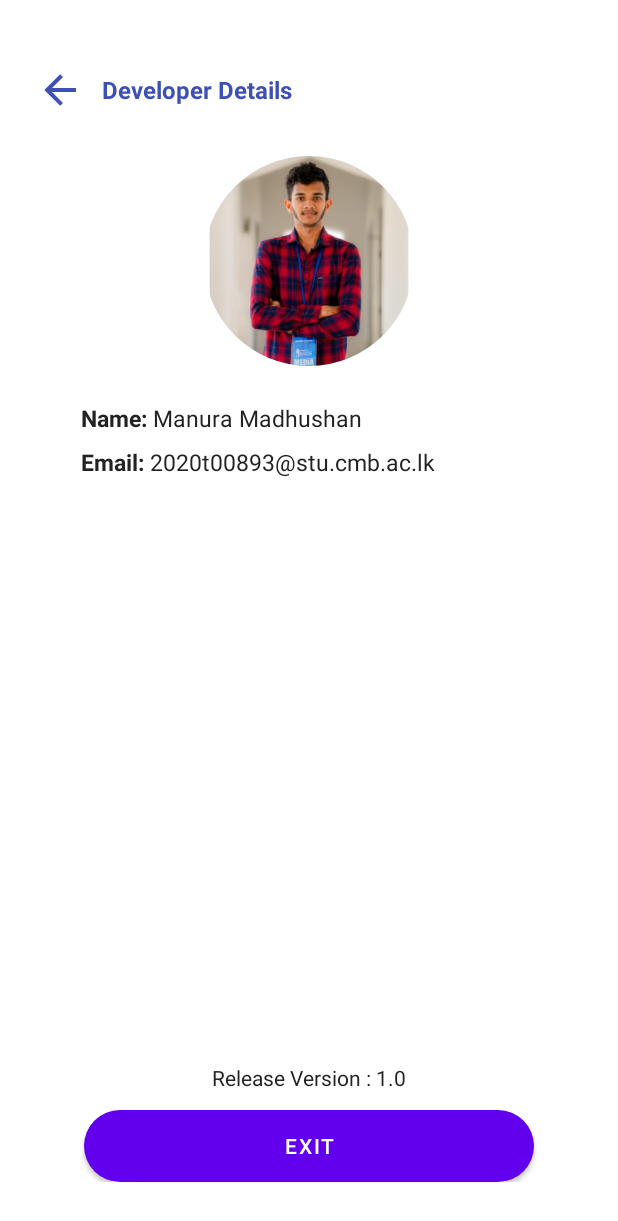
After one commit to madhushanm99/technoPulse, an Android app: the layout activity_developer_details.xml on its own in the app's theme, with its tools: preview values and no code run, on a phone screen of 412 x 824 dp. The commit adds this screen. Shown: the top 1221 px of the screen. Run offline under Robolectric (Android 15) with nearby library versions, the phone set to English and light mode, and no system bars.

Commit message:
Completed xml

```diff
--- a/app/build.gradle.kts
+++ b/app/build.gradle.kts
@@ -53,7 +53,7 @@ dependencies {
 
     // UI Utilities
     implementation("androidx.drawerlayout:drawerlayout:1.2.0")
-    implementation("com.google.android.material:material:1.10.0")
+    implementation("com.google.android.material:material:1.11.0")
     implementation("androidx.viewpager2:viewpager2:1.0.0")
 
     // ✅ Firebase BOM and modules
--- /dev/null
+++ b/app/src/main/res/anim/slide_down.xml
@@ -0,0 +1,6 @@
+<set xmlns:android="http://schemas.android.com/apk/res/android">
+    <translate
+        android:fromYDelta="-100%p"
+        android:toYDelta="0"
+        android:duration="300"/>
+</set>
--- /dev/null
+++ b/app/src/main/res/anim/slide_up.xml
@@ -0,0 +1,6 @@
+<set xmlns:android="http://schemas.android.com/apk/res/android">
+    <translate
+        android:fromYDelta="0"
+        android:toYDelta="-100%p"
+        android:duration="300"/>
+</set>
--- /dev/null
+++ b/app/src/main/res/drawable/ic_back.xml
@@ -0,0 +1,9 @@
+<vector xmlns:android="http://schemas.android.com/apk/res/android"
+    android:width="24dp"
+    android:height="24dp"
+    android:viewportWidth="24"
+    android:viewportHeight="24">
+    <path
+        android:fillColor="#3e50b4"
+        android:pathData="M20,11V13H8L13.5,18.5L12.08,19.92L4.16,12L12.08,4.08L13.5,5.5L8,11H20Z"/>
+</vector>
--- /dev/null
+++ b/app/src/main/res/layout/activity_developer_details.xml
@@ -0,0 +1,140 @@
+<LinearLayout xmlns:android="http://schemas.android.com/apk/res/android"
+    xmlns:app="http://schemas.android.com/apk/res-auto"
+    android:orientation="vertical"
+    android:gravity="center_horizontal"
+    android:layout_width="match_parent"
+    android:layout_height="match_parent"
+    android:padding="24dp"
+    android:background="#FFF">
+
+    <!-- Top bar with back and title -->
+    <LinearLayout
+        android:layout_width="match_parent"
+        android:layout_height="wrap_content"
+        android:orientation="horizontal"
+        android:gravity="center_vertical"
+        android:paddingBottom="12dp"
+        android:layout_marginTop="20dp">
+
+        <ImageView
+            android:id="@+id/back_icon"
+            android:layout_width="32dp"
+            android:layout_height="32dp"
+            android:src="@drawable/ic_back"
+            android:contentDescription="Back" />
+
+        <TextView
+            android:layout_width="wrap_content"
+            android:layout_height="wrap_content"
+            android:text="Developer Details"
+            android:textColor="#3e50b4"
+            android:textSize="16sp"
+            android:layout_marginStart="12dp"
+            android:textStyle="bold"/>
+    </LinearLayout>
+
+    <!-- Profile image -->
+    <com.google.android.material.imageview.ShapeableImageView
+        android:id="@+id/dev_profile_image"
+        android:layout_width="140dp"
+        android:layout_height="140dp"
+        android:layout_marginTop="16dp"
+        android:src="@drawable/dev_profile_pic"
+        android:background="@drawable/circle_bg"
+        android:scaleType="centerCrop"
+        app:shapeAppearanceOverlay="@style/CircleImageShape"/>
+
+
+    <LinearLayout
+        android:layout_width="match_parent"
+        android:layout_height="wrap_content"
+        android:orientation="horizontal"
+        android:layout_marginTop="24dp"
+        android:paddingStart="30dp"
+        android:paddingEnd="16dp">
+
+        <TextView
+            android:layout_width="wrap_content"
+            android:layout_height="wrap_content"
+            android:text="Name: "
+            android:textStyle="bold"
+            android:textColor="#222"
+            android:textSize="15sp"/>
+
+        <TextView
+            android:id="@+id/dev_name"
+            android:layout_width="wrap_content"
+            android:layout_height="wrap_content"
+            android:text="Manura Madhushan"
+            android:textColor="#222"
+            android:textSize="15sp"/>
+    </LinearLayout>
+
+    <LinearLayout
+        android:layout_width="match_parent"
+        android:layout_height="wrap_content"
+        android:orientation="horizontal"
+        android:layout_marginTop="8dp"
+        android:paddingStart="30dp"
+        android:paddingEnd="16dp">
+
+        <TextView
+            android:layout_width="wrap_content"
+            android:layout_height="wrap_content"
+            android:text="Email: "
+            android:textStyle="bold"
+            android:textColor="#222"
+            android:textSize="15sp"/>
+
+        <TextView
+            android:id="@+id/dev_student_no"
+            android:layout_width="wrap_content"
+            android:layout_height="wrap_content"
+            android:text="2020t00893@stu.cmb.ac.lk"
+            android:textColor="#222"
+            android:textSize="15sp"/>
+    </LinearLayout>
+
+
+
+    <RelativeLayout
+        android:layout_width="match_parent"
+        android:layout_height="match_parent">
+
+        <!-- Other UI elements -->
+
+        <LinearLayout
+            android:id="@+id/bottom_section"
+            android:layout_width="match_parent"
+            android:layout_height="wrap_content"
+            android:layout_alignParentBottom="true"
+            android:orientation="vertical"
+            android:gravity="center"
+            android:paddingBottom="12dp"
+            android:layout_marginHorizontal="10dp"
+            android:layout_marginTop="5dp">
+
+            <TextView
+                android:id="@+id/dev_version"
+                android:layout_width="wrap_content"
+                android:layout_height="wrap_content"
+                android:text="Release Version : 1.0"
+                android:textColor="#222"
+                android:layout_marginTop="18dp"
+                android:textSize="14sp"/>
+
+            <Button
+                android:id="@+id/exit_button"
+                android:layout_width="300dp"
+                android:layout_height="48dp"
+                android:layout_marginTop="12dp"
+                android:background="@drawable/rounded_blue_button"
+                android:text="Exit"
+                android:textColor="#FFF"/>
+        </LinearLayout>
+    </RelativeLayout>
+
+
+    <!-- Exit Button -->
+
+</LinearLayout>
--- a/app/src/main/res/layout/nav_header.xml
+++ b/app/src/main/res/layout/nav_header.xml
@@ -9,7 +9,7 @@
     <ImageView
         android:layout_width="160dp"
         android:layout_height="120dp"
-        android:src="@drawable/app_logo"
+        android:src="@drawable/technopulse_logo"
         android:contentDescription="Logo"/>
 
 </LinearLayout>
--- a/app/src/main/res/menu/drawer_menu.xml
+++ b/app/src/main/res/menu/drawer_menu.xml
@@ -7,10 +7,6 @@
         android:id="@+id/nav_developer_details"
         android:icon="@drawable/ic_developer"
         android:title="Developer Details"/>
-    <!--<item
-        android:id="@+id/nav_settings"
-        android:icon="@drawable/ic_settings"
-        android:title="Settings"/>-->
     <item
         android:id="@+id/nav_logout"
         android:icon="@drawable/ic_logout"
--- a/app/src/main/res/values/styles.xml
+++ b/app/src/main/res/values/styles.xml
@@ -10,4 +10,9 @@
         <item name="android:backgroundDimEnabled">true</item>
     </style>
 
+    <style name="CircleImageShape" parent="">
+        <item name="cornerFamily">rounded</item>
+        <item name="cornerSize">50%</item>
+    </style>
+
 </resources>
```
Also changed, not shown: app/src/main/res/drawable/edittext_bg.xml (added, +8 -0 lines), app/src/main/res/drawable/ic_developer.xml (added, +7 -0 lines), app/src/main/res/drawable/ic_logout.xml (added, +7 -0 lines), app/src/main/res/drawable/ic_user.xml (added, +7 -0 lines), app/src/main/res/drawable/rounded_border_blue.xml (added, +8 -0 lines), app/src/main/res/layout/activity_article_detail.xml (added, +131 -0 lines), app/src/main/res/layout/activity_user_details.xml (added, +121 -0 lines), app/src/main/res/layout/dialog_edit_user_info.xml (added, +104 -0 lines), app/src/main/res/layout/dialog_forgot_password.xml (added, +45 -0 lines), app/src/main/res/layout/dialog_sign_out.xml (added, +45 -0 lines), app/src/main/res/drawable/dev_profile_pic.png (added), app/src/main/res/drawable/profile_pic.png.
